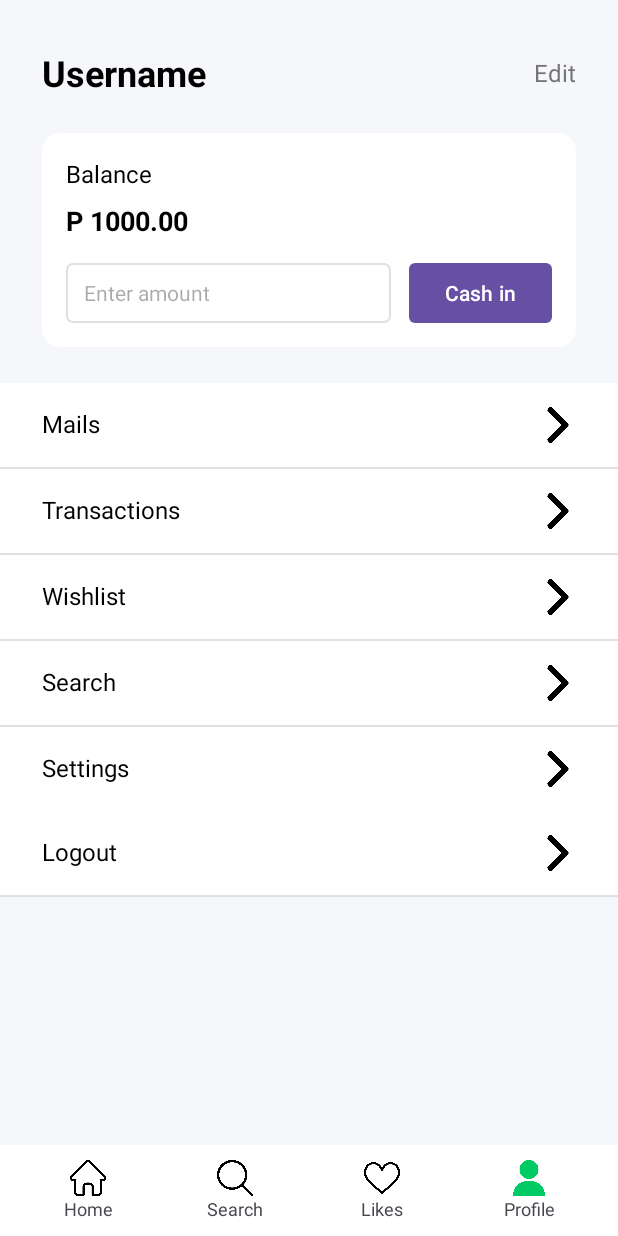
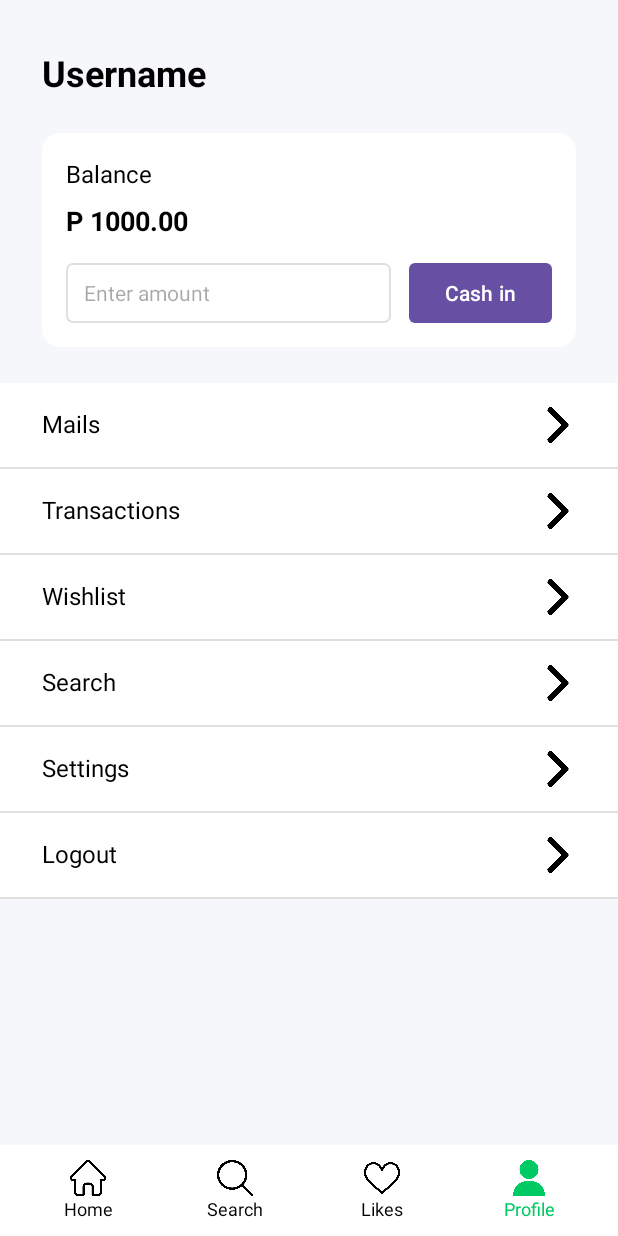
Before and after one commit to Boyax123123/Flowpay, an Android app: the ProfileActivity screen opened directly, with no data from a screen before it, on a phone screen of 412 x 824 dp. Run offline under Robolectric (Android 15) with nearby library versions, the phone set to English and light mode, and no system bars; our stand-ins replace Room's generated code; 1 statement that could not run was skipped.

Commit message:
- Implemented Wallet constraints, cash in rules, and limit. - Adjusted navigation bar design and consistency. - Update UI elements, Fixed minor design flaws in transaction and profile. - Adjusted wallet format display. - Screen navigation fixes, logout. - Product category now displays all product.

```diff
--- a/app/app/src/main/java/com/mine/flowpay/ProductsListActivity.kt
+++ b/app/app/src/main/java/com/mine/flowpay/ProductsListActivity.kt
@@ -87,6 +87,8 @@ class ProductsListActivity : AppCompatActivity() {
             recyclerView.adapter = ProductAdapter(sortedProducts) { product ->
                 onProductSelected(product)
             }
+            // Ensure all products are displayed
+            recyclerView.adapter?.notifyDataSetChanged()
         }
 
         // Observe user balance
--- a/app/src/main/java/com/mine/flowpay/HomeActivity.kt
+++ b/app/src/main/java/com/mine/flowpay/HomeActivity.kt
@@ -48,8 +48,10 @@ class HomeActivity : AppCompatActivity() {
         walletIcon = findViewById(R.id.wallet_icon)
         mailIcon = findViewById(R.id.mail_icon)
 
-        // Set wallet balance
-        walletBalanceView.text = "₱${app.loggedInuser?.walletBalance ?: 0.0}"
+        // Set wallet balance with commas and two decimal points
+        val balance = app.loggedInuser?.walletBalance ?: 0.0
+        val formattedBalance = String.format("%,.2f", balance)
+        walletBalanceView.text = "₱$formattedBalance"
 
         // Set up wallet icon click listener
         walletIcon.setOnClickListener {
--- a/app/src/main/java/com/mine/flowpay/LikesActivity.kt
+++ b/app/src/main/java/com/mine/flowpay/LikesActivity.kt
@@ -88,7 +88,7 @@ class LikesActivity : AppCompatActivity() {
         // Set wallet balance
         val user = app.loggedInuser
         if (user != null) {
-            walletBalanceView.text = "₱${user.walletBalance}"
+            walletBalanceView.text = "₱${String.format("%,.2f", user.walletBalance)}"
         }
 
         // Set up click listeners
@@ -181,7 +181,7 @@ Best regards,
                             }
 
                             runOnUiThread {
-                                walletBalanceView.text = "₱${user.walletBalance}"
+                                walletBalanceView.text = "₱${String.format("%,.2f", user.walletBalance)}"
                                 confirmationPanel.visibility = View.GONE
                                 Toast.makeText(this@LikesActivity, "Purchase successful!", Toast.LENGTH_SHORT).show()
                             }
--- a/app/src/main/java/com/mine/flowpay/SearchActivity.kt
+++ b/app/src/main/java/com/mine/flowpay/SearchActivity.kt
@@ -106,7 +106,7 @@ class SearchActivity : AppCompatActivity() {
         // Set wallet balance
         val user = app.loggedInuser
         if (user != null) {
-            walletBalanceView.text = "₱${user.walletBalance}"
+            walletBalanceView.text = "₱${String.format("%,.2f", user.walletBalance)}"
         }
 
         // Set up click listeners
@@ -196,7 +196,7 @@ Best regards,
                             }
 
                             runOnUiThread {
-                                walletBalanceView.text = "₱${user.walletBalance}"
+                                walletBalanceView.text = "₱${String.format("%,.2f", user.walletBalance)}"
                                 confirmationPanel.visibility = View.GONE
                                 Toast.makeText(this@SearchActivity, "Purchase successful!", Toast.LENGTH_SHORT).show()
                             }
--- a/app/src/main/java/com/mine/flowpay/TransactionDetails.kt
+++ b/app/src/main/java/com/mine/flowpay/TransactionDetails.kt
@@ -56,6 +56,8 @@ class TransactionDetails : AppCompatActivity() {
                 productNameView.text = transaction.type
                 priceView.text = "₱${transaction.amount}"
                 transactionIdView.text = transaction.transaction_id.toString()
+                // Use transaction type as category
+                categoryView.text = transaction.type
 
                 // Format date
                 val dateFormat = SimpleDateFormat("MM/dd/yy HH:mm", Locale.getDefault())
--- a/app/src/main/java/com/mine/flowpay/fragments/NavbarFragment.kt
+++ b/app/src/main/java/com/mine/flowpay/fragments/NavbarFragment.kt
@@ -1,12 +1,14 @@
 package com.mine.flowpay.fragments
 
 import android.content.Intent
+import android.graphics.Color
 import android.os.Bundle
 import android.view.LayoutInflater
 import android.view.View
 import android.view.ViewGroup
 import android.widget.ImageView
 import android.widget.LinearLayout
+import android.widget.TextView
 import androidx.fragment.app.Fragment
 import com.mine.flowpay.HomeActivity
 import com.mine.flowpay.LikesActivity
@@ -26,6 +28,11 @@ class NavbarFragment : Fragment() {
     private lateinit var likesIcon: ImageView
     private lateinit var profileIcon: ImageView
 
+    private lateinit var homeText: TextView
+    private lateinit var searchText: TextView
+    private lateinit var likesText: TextView
+    private lateinit var profileText: TextView
+
     override fun onCreateView(
         inflater: LayoutInflater, container: ViewGroup?,
         savedInstanceState: Bundle?
@@ -43,6 +50,11 @@ class NavbarFragment : Fragment() {
         searchIcon = view.findViewById(R.id.searchIcon)
         likesIcon = view.findViewById(R.id.likesIcon)
         profileIcon = view.findViewById(R.id.profileIcon)
+
+        homeText = view.findViewById(R.id.homeText)
+        searchText = view.findViewById(R.id.searchText)
+        likesText = view.findViewById(R.id.likesText)
+        profileText = view.findViewById(R.id.profileText)
 
         // Set click listeners
         homeNavItem.setOnClickListener {
@@ -98,12 +110,30 @@ class NavbarFragment : Fragment() {
         likesIcon.setImageResource(R.drawable.ic_heart)
         profileIcon.setImageResource(R.drawable.ic_profile)
 
-        // Set the appropriate icon to green based on current activity
+        // Reset all text colors to default
+        homeText.setTextColor(Color.BLACK)
+        searchText.setTextColor(Color.BLACK)
+        likesText.setTextColor(Color.BLACK)
+        profileText.setTextColor(Color.BLACK)
+
+        // Set the appropriate icon and text color to green based on current activity
         when (activity) {
-            is HomeActivity -> homeIcon.setImageResource(R.drawable.ic_home_green)
-            is SearchActivity -> searchIcon.setImageResource(R.drawable.ic_search_green)
-            is LikesActivity -> likesIcon.setImageResource(R.drawable.ic_heart_green)
-            is ProfileActivity -> profileIcon.setImageResource(R.drawable.ic_profile_green)
+            is HomeActivity -> {
+                homeIcon.setImageResource(R.drawable.ic_home_green)
+                homeText.setTextColor(Color.parseColor("#00CA63"))
+            }
+            is SearchActivity -> {
+                searchIcon.setImageResource(R.drawable.ic_search_green)
+                searchText.setTextColor(Color.parseColor("#00CA63"))
+            }
+            is LikesActivity -> {
+                likesIcon.setImageResource(R.drawable.ic_heart_green)
+                likesText.setTextColor(Color.parseColor("#00CA63"))
+            }
+            is ProfileActivity -> {
+                profileIcon.setImageResource(R.drawable.ic_profile_green)
+                profileText.setTextColor(Color.parseColor("#00CA63"))
+            }
         }
     }
 }
--- a/app/src/main/res/layout/activity_edit_profile.xml
+++ b/app/src/main/res/layout/activity_edit_profile.xml
@@ -6,6 +6,7 @@
         android:layout_width="match_parent"
         android:layout_height="match_parent"
         tools:context=".EditProfileActivity"
+        android:background="#F5F7FA"
         android:padding="20dp">
 
     <LinearLayout
--- a/app/src/main/res/layout/activity_edit_profile_confirmation.xml
+++ b/app/src/main/res/layout/activity_edit_profile_confirmation.xml
@@ -6,7 +6,8 @@
         android:layout_width="match_parent"
         android:layout_height="match_parent"
         tools:context=".EditProfileConfirmationActivity"
-        android:padding="20dp">
+        android:padding="20dp"
+        android:background="#F5F7FA">
 
     <LinearLayout
             android:layout_width="match_parent"
--- a/app/src/main/res/layout/activity_login.xml
+++ b/app/src/main/res/layout/activity_login.xml
@@ -6,7 +6,7 @@
     android:layout_width="match_parent"
     android:layout_height="match_parent"
     tools:context=".LoginActivity"
-    android:padding="20dp">
+    android:padding="20dp" android:background="#F5F7FA">
 
     <LinearLayout
         android:layout_width="match_parent"
--- a/app/src/main/res/layout/activity_main.xml
+++ b/app/src/main/res/layout/activity_main.xml
@@ -6,8 +6,9 @@
         android:id="@+id/main"
         android:layout_width="match_parent"
         android:layout_height="match_parent"
-        android:background="@color/white"
-        tools:context=".MainActivity">
+        android:background="#F5F7FA"
+        tools:context=".MainActivity"
+        >
 
     <!-- Top Image -->
 
--- a/app/src/main/res/layout/activity_profile.xml
+++ b/app/src/main/res/layout/activity_profile.xml
@@ -21,18 +21,6 @@
             app:layout_constraintStart_toStartOf="parent"
             android:layout_marginTop="32dp"
             android:layout_marginStart="28dp" />
-
-    <TextView
-            android:id="@+id/btn_edit"
-            android:layout_width="wrap_content"
-            android:layout_height="wrap_content"
-            android:text="Edit"
-            android:textSize="16sp"
-            android:textColor="#757575"
-            app:layout_constraintTop_toTopOf="@id/text_username"
-            app:layout_constraintBottom_toBottomOf="@id/text_username"
-            app:layout_constraintEnd_toEndOf="parent"
-            android:layout_marginEnd="28dp" />
 
     <!-- Balance Card -->
     <androidx.cardview.widget.CardView
@@ -84,6 +72,7 @@
                         android:hint="Enter amount"
                         android:inputType="numberDecimal"
                         android:background="@drawable/edit_text_background"
+                        android:textColor="@color/black"
                         android:paddingStart="12dp"
                         android:paddingEnd="12dp"
                         android:textSize="14sp" />
@@ -254,7 +243,10 @@
                     android:src="@drawable/ic_arrow_right"
                     android:layout_marginEnd="12dp" />
         </LinearLayout>
-
+        <View
+                android:layout_width="match_parent"
+                android:layout_height="1dp"
+                android:background="#E0E0E0" />
         <!-- Logout -->
         <LinearLayout
                 android:id="@+id/menu_logout"
--- a/app/src/main/res/layout/activity_register.xml
+++ b/app/src/main/res/layout/activity_register.xml
@@ -7,7 +7,8 @@
     android:layout_width="match_parent"
     android:layout_height="match_parent"
     tools:context=".RegisterActivity"
-    android:padding="20dp">
+    android:padding="20dp"
+        android:background="#F5F7FA">
 
     <LinearLayout
             android:layout_width="match_parent"
--- a/app/src/main/res/layout/fragment_navbar.xml
+++ b/app/src/main/res/layout/fragment_navbar.xml
@@ -25,6 +25,7 @@
             android:contentDescription="Home" />
 
         <TextView
+            android:id="@+id/homeText"
             android:layout_width="wrap_content"
             android:layout_height="wrap_content"
             android:text="Home"
@@ -49,6 +50,7 @@
             android:contentDescription="Search" />
 
         <TextView
+            android:id="@+id/searchText"
             android:layout_width="wrap_content"
             android:layout_height="wrap_content"
             android:text="Search"
@@ -73,6 +75,7 @@
             android:contentDescription="Likes" />
 
         <TextView
+            android:id="@+id/likesText"
             android:layout_width="wrap_content"
             android:layout_height="wrap_content"
             android:text="Likes"
@@ -97,6 +100,7 @@
             android:contentDescription="Profile" />
 
         <TextView
+            android:id="@+id/profileText"
             android:layout_width="wrap_content"
             android:layout_height="wrap_content"
             android:text="Profile"
--- a/app/src/main/res/layout/item_game_category.xml
+++ b/app/src/main/res/layout/item_game_category.xml
@@ -2,7 +2,7 @@
 <androidx.cardview.widget.CardView
     xmlns:android="http://schemas.android.com/apk/res/android"
     xmlns:app="http://schemas.android.com/apk/res-auto"
-    android:layout_width="170dp"
+    android:layout_width="155dp"
     android:layout_height="200dp"
     android:layout_margin="8dp"
     app:cardCornerRadius="16dp"
```
Also changed, not shown: app/app/src/main/java/com/mine/flowpay/ProfileActivity.kt (+31 -0 lines), app/src/main/java/com/mine/flowpay/ProductsListActivity.kt (+6 -2 lines), app/src/main/java/com/mine/flowpay/ProfileActivity.kt (+11 -11 lines), app/src/main/res/layout/fragment_bottom_nav.xml (deleted, +0 -119 lines).
